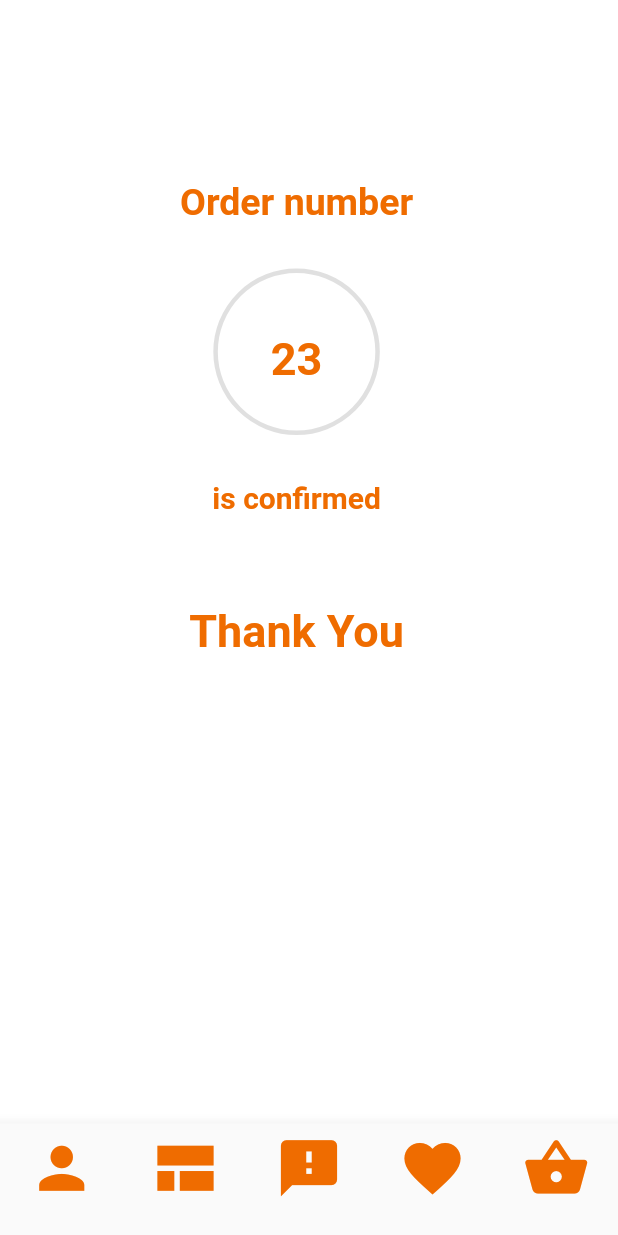
After one commit to katyaivch/FoodHub, a Flutter app: the OrderConfirmationPage screen opened directly, on a phone screen of 412 x 824 dp. The commit adds this screen. Run offline on Flutter 3.47's test engine with Material 2 defaults, Android fonts, the phone set to English and light mode, and no system bars; our stand-ins replace firebase_auth; accounts and stored records are empty; network calls fail.

Commit message:
new pages + appbar

```diff
--- /dev/null
+++ b/lib/orderinformation_page.dart
@@ -0,0 +1,130 @@
+import 'package:flutter/material.dart';
+
+class OrderConfirmationPage extends StatefulWidget {
+  @override
+  _OrderConfirmationPageState createState() => _OrderConfirmationPageState();
+}
+
+class _OrderConfirmationPageState extends State<OrderConfirmationPage> {
+  int _selectedIndex = 0;
+
+  @override
+  Widget build(BuildContext context) {
+    return Scaffold(
+      backgroundColor: Colors.white,
+      body: SafeArea(
+        child: Column(
+          children: <Widget>[
+            Padding(
+              padding: EdgeInsets.fromLTRB(120.0, 120.0, 120.00, 30.0),
+              child: Text(
+                'Order number',
+                textAlign: TextAlign.center,
+                style: TextStyle(
+                  color: Colors.orange[800],
+                  fontWeight: FontWeight.bold,
+                  fontSize: 25,
+                ),
+              ),
+            ),
+            Container(
+              padding: EdgeInsets.fromLTRB(120.0, 40.0, 120.00, 30.0),
+              child: Text(
+                '23',
+                textAlign: TextAlign.center,
+                style: TextStyle(
+                  color: Colors.orange[800],
+                  fontWeight: FontWeight.bold,
+                  fontSize: 30,
+                ),
+              ),
+              decoration: BoxDecoration(
+                shape: BoxShape.circle,
+                color: Colors.white,
+                border: Border.all(
+                  color: Colors.grey[300],
+                  width: 3,
+                ),
+              ),
+            ),
+            Padding(
+              padding: EdgeInsets.fromLTRB(120.0, 30.0, 120.00, 30.0),
+              child: Text(
+                'is confirmed',
+                textAlign: TextAlign.center,
+                style: TextStyle(
+                  color: Colors.orange[800],
+                  fontWeight: FontWeight.bold,
+                  fontSize: 20,
+                ),
+              ),
+            ),
+            Padding(
+              padding: EdgeInsets.fromLTRB(120.0, 30.0, 120.00, 30.0),
+              child: Text(
+                'Thank You',
+                textAlign: TextAlign.center,
+                style: TextStyle(
+                  color: Colors.orange[800],
+                  fontWeight: FontWeight.bold,
+                  fontSize: 30,
+                ),
+              ),
+            ),
+          ],
+        ),
+      ),
+      bottomNavigationBar: BottomNavigationBar(
+        type: BottomNavigationBarType.fixed,
+        items: [
+          BottomNavigationBarItem(
+            icon: Icon(
+              Icons.person,
+              color: Colors.orange[800],
+              size: 45.0,
+            ),
+            title: Text(''),
+          ),
+          BottomNavigationBarItem(
+            icon: Icon(
+              Icons.view_comfy,
+              color: Colors.orange[800],
+              size: 45.0,
+            ),
+            title: Text(''),
+          ),
+          BottomNavigationBarItem(
+            icon: Icon(
+              Icons.feedback,
+              color: Colors.orange[800],
+              size: 45.0,
+            ),
+            title: Text(''),
+          ),
+          BottomNavigationBarItem(
+            icon: Icon(
+              Icons.favorite,
+              color: Colors.orange[800],
+              size: 45.0,
+            ),
+            title: Text(''),
+          ),
+          BottomNavigationBarItem(
+            icon: Icon(
+              Icons.shopping_basket,
+              color: Colors.orange[800],
+              size: 45.0,
+            ),
+            title: Text(''),
+          ),
+        ],
+        currentIndex: _selectedIndex,
+        onTap: (index) {
+          setState(() {
+            _selectedIndex = index;
+          });
+        },
+      ),
+    );
+  }
+}
```
Also changed, not shown: lib/faq_page.dart (+7 -2 lines), lib/login_page.dart (+24 -10 lines), lib/newpassword_page.dart (added, +76 -0 lines), lib/registration_page.dart (+8 -3 lines), lib/userprofile_page.dart (added, +127 -0 lines), lib/wrapper.dart (+7 -1 lines), 1 other file.
